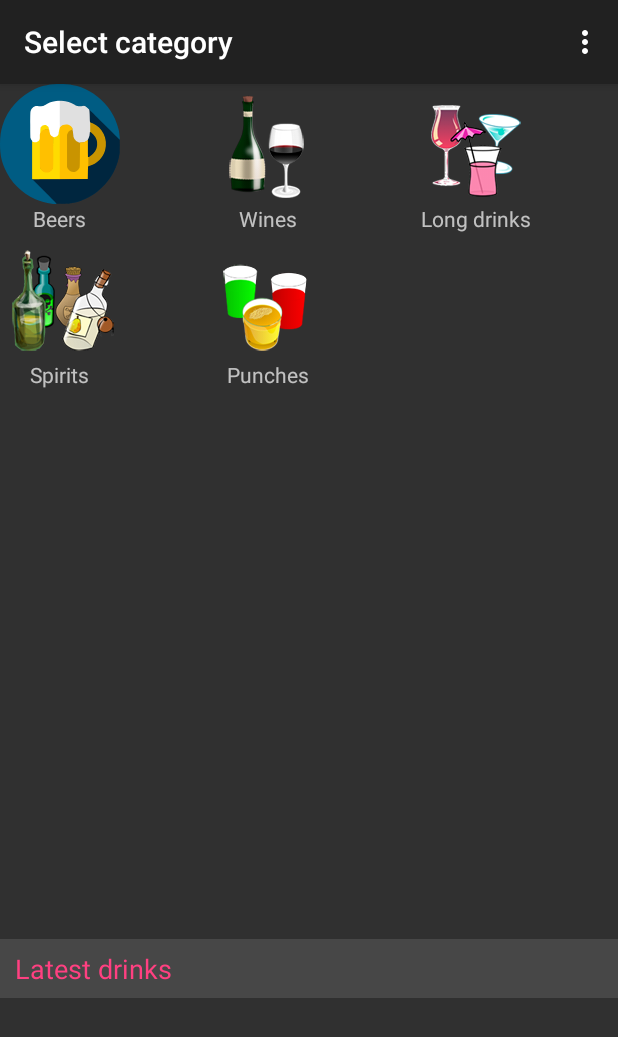
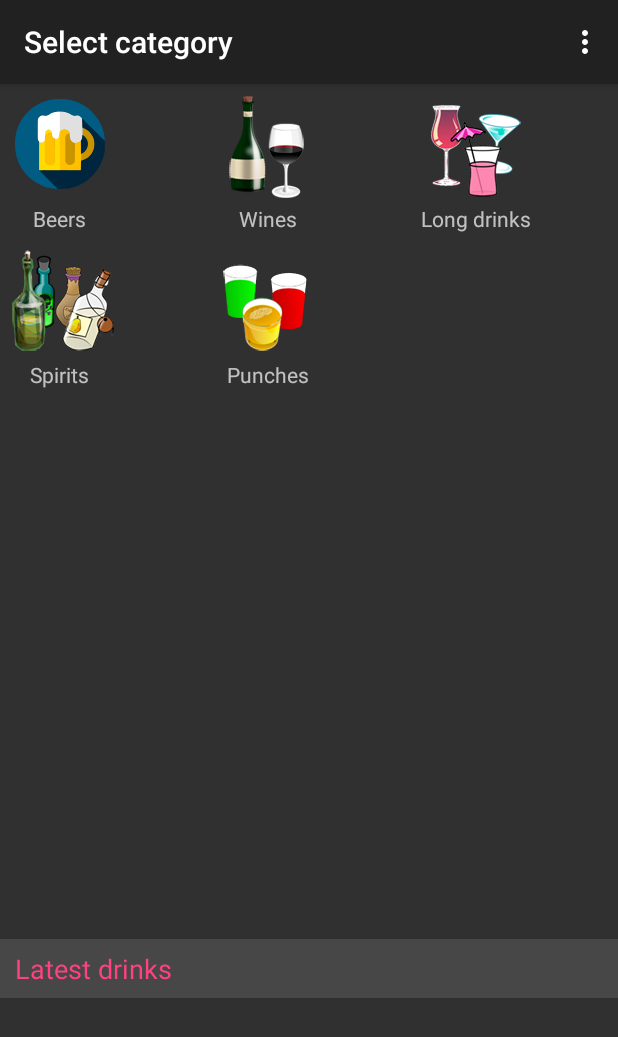
Before and after one commit to thaapasa/jalkametri-android, an Android app: the screen it shows after launch (SelectDrinkCategoryActivity), in the options menu, after a tap on "Add a favorite", on a phone screen of 412 x 824 dp. Shown: the top 1037 px of the screen. Run offline under Robolectric (Android 15) with nearby library versions, the phone set to English and light mode, and no system bars; libraries missing offline, so code that uses them is left out: net.danlew.android; 1 statement that could not run was skipped.

Commit message:
Scale new vector image smaller. Make icons take the same space.

```diff
--- a/app/src/main/res/drawable-anydpi-v21/ic_cat_beers.xml
+++ b/app/src/main/res/drawable-anydpi-v21/ic_cat_beers.xml
@@ -1,7 +1,7 @@
 <?xml version="1.0" encoding="utf-8"?>
 <vector xmlns:android="http://schemas.android.com/apk/res/android"
-    android:width="80dp"
-    android:height="80dp"
+    android:width="@dimen/icon_height"
+    android:height="@dimen/icon_height"
     android:viewportWidth="5120"
     android:viewportHeight="5120">
 
--- a/app/src/main/res/layout/text_icon_vertical.xml
+++ b/app/src/main/res/layout/text_icon_vertical.xml
@@ -1,13 +1,20 @@
 <?xml version="1.0" encoding="utf-8"?>
 <LinearLayout xmlns:android="http://schemas.android.com/apk/res/android"
-    style="@style/vertical_wrap"
-    android:gravity="center_horizontal">
+              style="@style/vertical_wrap"
+              android:gravity="center_horizontal">
 
-    <ImageView
-        android:id="@+id/icon"
-        style="@style/wrap_content"
-        android:layout_gravity="center_horizontal"
-        android:src="@drawable/drink_generic" />
+    <LinearLayout
+        android:layout_width="@dimen/icon_area_width"
+        android:layout_height="@dimen/icon_area_height"
+        android:gravity="center">
+        <ImageView
+            android:id="@+id/icon"
+            style="@style/wrap_content"
+            android:layout_width="wrap_content"
+            android:layout_height="wrap_content"
+            android:layout_gravity="center_horizontal|center_vertical"
+            android:src="@drawable/drink_generic"/>
+    </LinearLayout>
 
     <TextView
         android:id="@+id/text"
@@ -16,6 +23,6 @@
         android:layout_gravity="center_horizontal|top"
         android:gravity="center_horizontal|top"
         android:maxLines="2"
-        android:ellipsize="end" />
+        android:ellipsize="end"/>
 
 </LinearLayout>
--- a/app/src/main/res/values/dimensions.xml
+++ b/app/src/main/res/values/dimensions.xml
@@ -5,5 +5,9 @@
     <dimen name="doublePadding">20dp</dimen>
     <dimen name="text_spacing">4dp</dimen>
     <dimen name="label_padding">7dp</dimen>
+    <dimen name="icon_area_width">80dp</dimen>
+    <dimen name="icon_area_height">80dp</dimen>
+    <dimen name="icon_width">60dp</dimen>
+    <dimen name="icon_height">60dp</dimen>
 
 </resources>
```
Also changed, not shown: app/src/main/res/layout/text_icon_horizontal.xml (+10 -5 lines).
